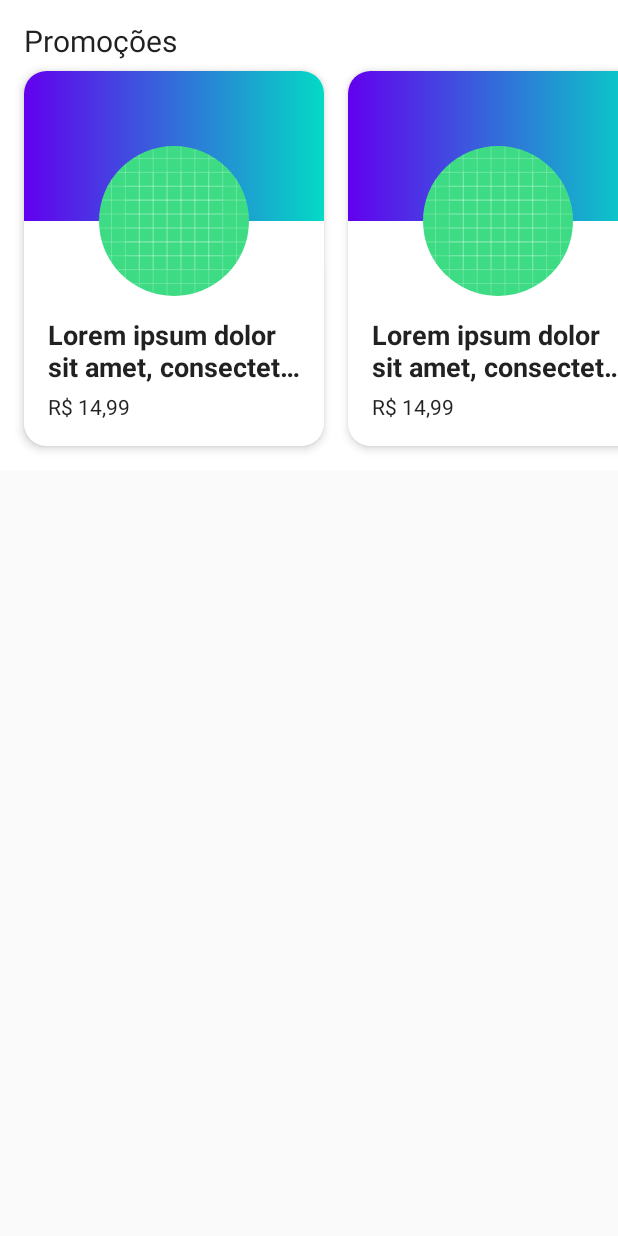
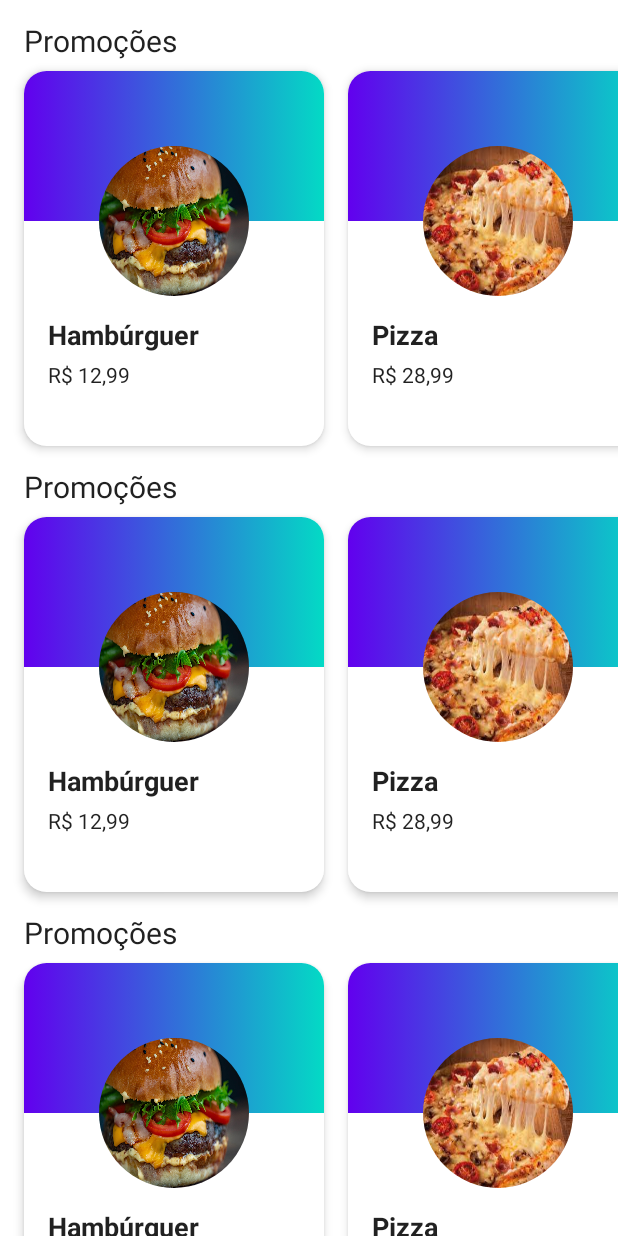
Before and after one commit to DeniseLeandroDeCastro/aprendendo-composable, an Android app built with Jetpack Compose: the screen it shows after launch (MainActivity), on a phone screen of 412 x 824 dp. Run offline under Robolectric (Android 15) with nearby library versions, the phone set to English and light mode, and no system bars.

```diff
--- a/app/src/main/java/br/com/denisecastro/delivery/MainActivity.kt
+++ b/app/src/main/java/br/com/denisecastro/delivery/MainActivity.kt
@@ -18,6 +18,7 @@ import androidx.compose.ui.Modifier
 import androidx.compose.ui.draw.clip
 import androidx.compose.ui.graphics.Brush
 import androidx.compose.ui.graphics.Color
+import androidx.compose.ui.layout.ContentScale
 import androidx.compose.ui.res.painterResource
 import androidx.compose.ui.text.font.FontWeight
 import androidx.compose.ui.text.style.TextOverflow
@@ -25,20 +26,39 @@ import androidx.compose.ui.tooling.preview.Preview
 import androidx.compose.ui.tooling.preview.datasource.LoremIpsum
 import androidx.compose.ui.unit.dp
 import androidx.compose.ui.unit.sp
+import br.com.denisecastro.delivery.extensions.toBrazilianCuency
+import br.com.denisecastro.delivery.model.Product
 import br.com.denisecastro.delivery.ui.theme.DeliveryTheme
 import br.com.denisecastro.delivery.ui.theme.Purple200
 import br.com.denisecastro.delivery.ui.theme.Purple500
 import br.com.denisecastro.delivery.ui.theme.Teal200
+import java.math.BigDecimal
 
 class MainActivity : ComponentActivity() {
 
     override fun onCreate(savedInstanceState: Bundle?) {
         super.onCreate(savedInstanceState)
         setContent {
-            DeliveryTheme {
-                Surface {
-                    ProductsSection()
-                }
+            App()
+        }
+    }
+}
+
+@Composable
+fun App() {
+    DeliveryTheme {
+        Surface {
+            Column(
+                Modifier
+                    .fillMaxSize()
+                    .verticalScroll(rememberScrollState()),
+                verticalArrangement = Arrangement.spacedBy(16.dp)
+            ) {
+                Spacer(Modifier)
+                ProductsSection()
+                ProductsSection()
+                ProductsSection()
+                Spacer(Modifier)
             }
         }
     }
@@ -49,28 +69,43 @@ fun ProductsSection() {
     Column {
         Text(
             text = "Promoções",
-            Modifier.padding(start = 16.dp, top = 16.dp, end = 16.dp),
+            Modifier.padding(start = 16.dp, end = 16.dp),
             fontSize = 20.sp,
             fontWeight = FontWeight(400)
         )
         Row(
             Modifier
-                .padding(top = 8.dp, bottom = 16.dp)
+                .padding(top = 8.dp)
                 .fillMaxWidth()
                 .horizontalScroll(rememberScrollState()),
             horizontalArrangement = Arrangement.spacedBy(16.dp)
         ) {
             Spacer(Modifier)
-            ProductItem()
-            ProductItem()
-            ProductItem()
+            ProductItem(
+                Product(
+                    name = "Hambúrguer",
+                    price = BigDecimal("12.99"),
+                    image = R.drawable.hamburguer)
+            )
+            ProductItem(
+                Product(
+                    name = "Pizza",
+                    price = BigDecimal("28.99"),
+                    image = R.drawable.pizza)
+            )
+            ProductItem(
+                Product(
+                    name = "Batata frita",
+                    price = BigDecimal("8.99"),
+                    image = R.drawable.batata_frita)
+            )
             Spacer(Modifier)
         }
     }
 }
 
 @Composable
-fun ProductItem() {
+fun ProductItem(product: Product) {
     Surface(
         shape = RoundedCornerShape(15.dp),
         elevation = 4.dp
@@ -94,26 +129,28 @@ fun ProductItem() {
                     )
             ) {
                 Image(
-                    painter = painterResource(id = R.drawable.ic_launcher_background),
+                    painter = painterResource(id = product.image),
                     contentDescription = "Imagem do produto",
                     Modifier
                         .size(imageSize)
                         .offset(y = imageSize / 2)
                         .clip(shape = CircleShape)
-                        .align(BottomCenter)
+                        .align(BottomCenter),
+                    contentScale = ContentScale.FillBounds
+
                 )
             }
             Spacer(modifier = Modifier.height(imageSize / 2))
             Column(Modifier.padding(16.dp)) {
                 Text(
-                    text = LoremIpsum(50).values.first(),
+                    text = product.name,
                     fontSize = 18.sp,
                     fontWeight = FontWeight(700),
                     maxLines = 2,
                     overflow = TextOverflow.Ellipsis
                 )
                 Text(
-                    text = "R$ 14,99",
+                    text = product.price.toBrazilianCuency(),
                     Modifier.padding(top = 8.dp),
                     fontSize = 14.sp,
                     fontWeight = FontWeight(400)
@@ -121,6 +158,12 @@ fun ProductItem() {
             }
         }
     }
+}
+
+@Preview(showSystemUi = true)
+@Composable
+fun AppPreview() {
+    App()
 }
 
 @Preview(showBackground = true)
@@ -132,5 +175,9 @@ private fun ProductsSectionPreview() {
 @Preview(showBackground = true)
 @Composable
 private fun ProductItemPreview() {
-    ProductItem()
+    ProductItem(Product(
+        name = LoremIpsum(50).values.first(),
+        price = BigDecimal("14.99"),
+        image = R.drawable.ic_launcher_background
+    ))
 }
--- /dev/null
+++ b/app/src/main/java/br/com/denisecastro/delivery/extensions/BigDecimalExtensions.kt
@@ -0,0 +1,11 @@
+package br.com.denisecastro.delivery.extensions
+
+import java.math.BigDecimal
+import java.text.NumberFormat
+import java.util.*
+
+fun BigDecimal.toBrazilianCuency(): String {
+    return NumberFormat
+        .getCurrencyInstance(Locale("pt", "br"))
+        .format(this)
+}
--- /dev/null
+++ b/app/src/main/java/br/com/denisecastro/delivery/model/Product.kt
@@ -0,0 +1,10 @@
+package br.com.denisecastro.delivery.model
+
+import androidx.annotation.DrawableRes
+import java.math.BigDecimal
+
+class Product (
+    val name: String,
+    val price: BigDecimal,
+    @DrawableRes val image: Int
+)
```
Also changed, not shown: app/src/main/res/drawable/batata_frita.jpeg (added), app/src/main/res/drawable/hamburguer.jpeg (added), app/src/main/res/drawable/pizza.jpeg (added), app/src/main/res/drawable/placeholder.png (added).
